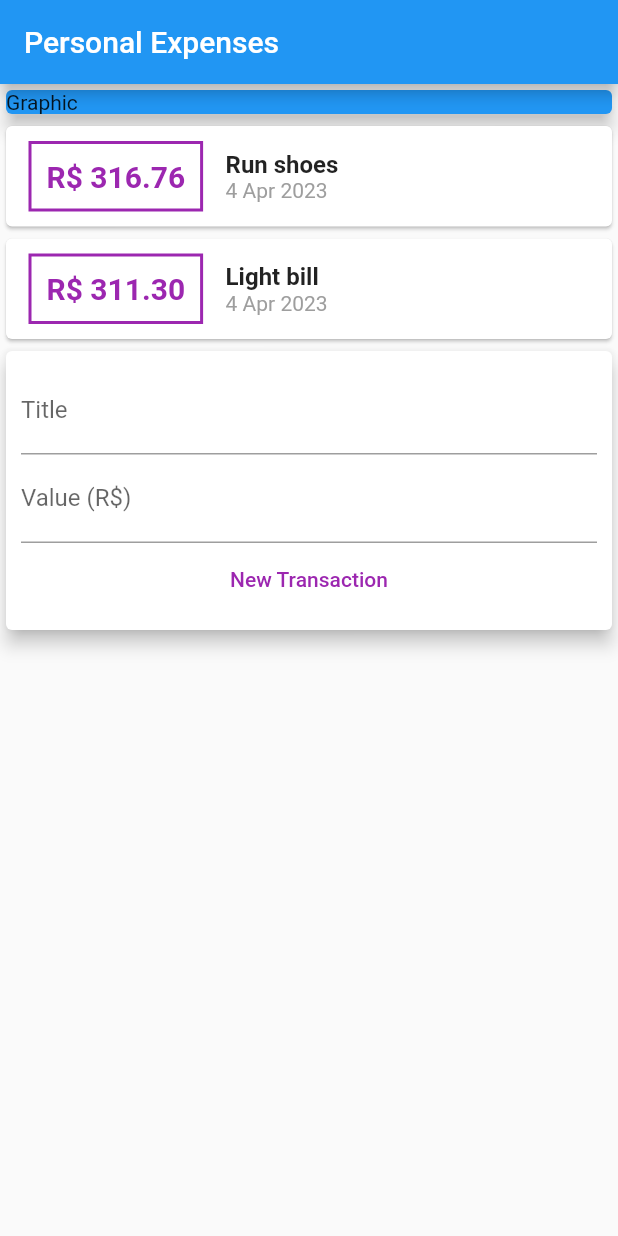
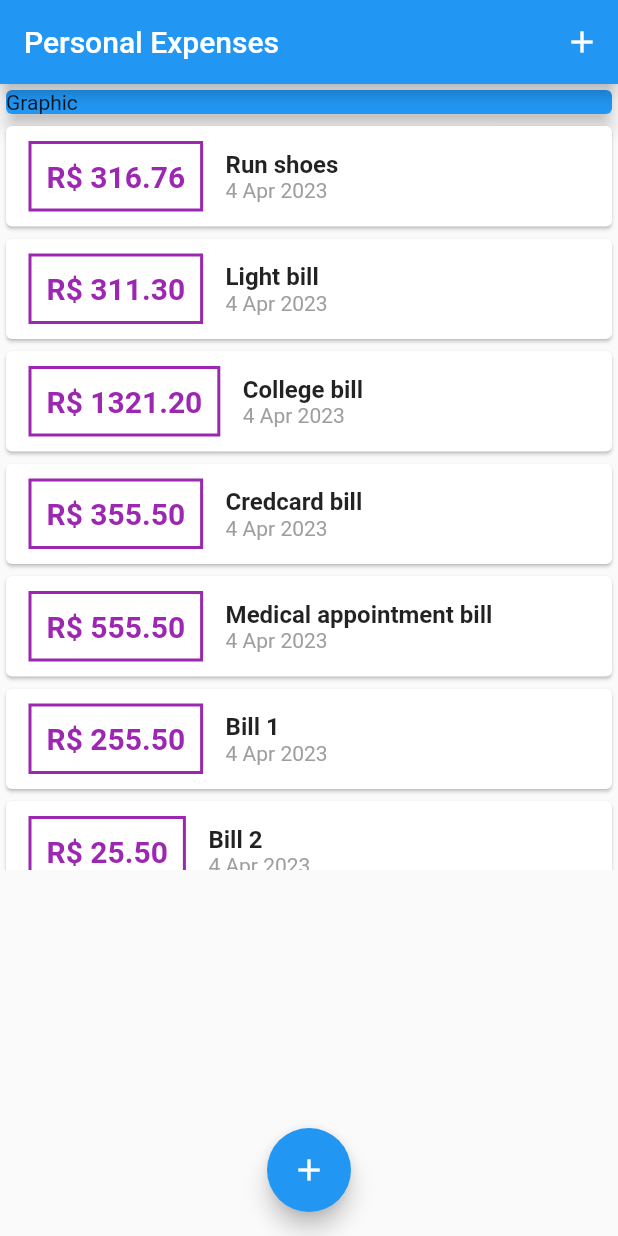
Before and after one commit to PabloCurty/my_expenses, a Flutter app: the screen it shows after launch, on a phone screen of 412 x 824 dp. Run offline on Flutter 3.47's test engine with Material 2 defaults, Android fonts, the phone set to English and light mode, and no system bars.

Commit message:
modal add bill

```diff
--- a/lib/components/transaction_list.dart
+++ b/lib/components/transaction_list.dart
@@ -6,11 +6,14 @@ class TransactionList extends StatelessWidget {
   final List<Transaction> transactions;
   const TransactionList({super.key, required this.transactions});
 
-
   @override
   Widget build(BuildContext context) {
-    return Column(
-            children: transactions.map((e) {
+    return SizedBox(
+      height: 500,
+      child: ListView.builder(
+        itemCount: transactions.length,
+        itemBuilder: (ctx, index) {
+          final e = transactions[index];
           return Card(
             child: Row(
               children: <Widget>[
@@ -55,7 +58,8 @@ class TransactionList extends StatelessWidget {
               ],
             ),
           );
-            }).toList(),
+        },
+      ),
     );
   }
 }
--- a/lib/components/transaction_user.dart
+++ /dev/null
@@ -1,52 +0,0 @@
-import 'dart:math';
-
-import 'package:flutter/material.dart';
-import 'package:my_expenses/models/transaction.dart';
-import 'transaction_form.dart';
-import 'transaction_list.dart';
-
-class TransactionUser extends StatefulWidget {
-  const TransactionUser({super.key});
-
-  @override
-  State<TransactionUser> createState() => _TransactionUserState();
-}
-
-class _TransactionUserState extends State<TransactionUser> {
-  static final List<Transaction> _transactions = [
-    Transaction(
-      id: 't1',
-      title: 'Run shoes',
-      value: 316.76,
-      date: DateTime.now(),
-    ),
-    Transaction(
-      id: 't2',
-      title: 'Light bill',
-      value: 311.30,
-      date: DateTime.now(),
-    ),
-  ];
-
-  _addTransaction(String title, double value) {
-    final newTransaction = Transaction(
-        id: Random().nextDouble().toString(),
-        title: title,
-        value: value,
-        date: DateTime.now());
-
-    setState(() {
-      _transactions.add(newTransaction);
-    });
-  }
-
-  @override
-  Widget build(BuildContext context) {
-    return Column(
-      children: <Widget>[
-        TransactionList(transactions: _transactions),
-        TransactionForm(_addTransaction),
-      ],
-    );
-  }
-}
--- a/lib/main.dart
+++ b/lib/main.dart
@@ -1,5 +1,9 @@
+import 'dart:math';
+
 import 'package:flutter/material.dart';
-import 'package:my_expenses/components/transaction_user.dart';
+import 'package:my_expenses/components/transaction_form.dart';
+import 'components/transaction_list.dart';
+import 'package:my_expenses/models/transaction.dart';
 
 main() => runApp(const MyExpensesApp());
 
@@ -12,15 +16,97 @@ class MyExpensesApp extends StatelessWidget {
   }
 }
 
-class MyHomePage extends StatelessWidget {
+class MyHomePage extends StatefulWidget {
+  const MyHomePage({super.key});
 
-  const MyHomePage({super.key});
+  @override
+  State<MyHomePage> createState() => _MyHomePageState();
+}
+
+class _MyHomePageState extends State<MyHomePage> {
+  static final List<Transaction> _transactions = [
+    Transaction(
+      id: 't1',
+      title: 'Run shoes',
+      value: 316.76,
+      date: DateTime.now(),
+    ),
+    Transaction(
+      id: 't2',
+      title: 'Light bill',
+      value: 311.30,
+      date: DateTime.now(),
+    ),
+    Transaction(
+      id: 't3',
+      title: 'College bill',
+      value: 1321.20,
+      date: DateTime.now(),
+    ),
+    Transaction(
+      id: 't4',
+      title: 'Credcard bill',
+      value: 355.50,
+      date: DateTime.now(),
+    ),
+    Transaction(
+      id: 't5',
+      title: 'Medical appointment bill',
+      value: 555.50,
+      date: DateTime.now(),
+    ),
+    Transaction(
+      id: 't6',
+      title: 'Bill 1',
+      value: 255.50,
+      date: DateTime.now(),
+    ),
+    Transaction(
+      id: 't7',
+      title: 'Bill 2',
+      value: 25.50,
+      date: DateTime.now(),
+    ),
+    Transaction(
+      id: 't8',
+      title: 'Bill 3',
+      value: 256.00,
+      date: DateTime.now(),
+    ),
+  ];
+
+  _addTransaction(String title, double value) {
+    final newTransaction = Transaction(
+        id: Random().nextDouble().toString(),
+        title: title,
+        value: value,
+        date: DateTime.now());
+
+    setState(() {
+      _transactions.add(newTransaction);
+    });
+    Navigator.of(context).pop();
+  }
+
+  _openTransactionFormModal(BuildContext context) {
+    showModalBottomSheet(
+        context: context,
+        builder: (_) {
+          return TransactionForm(_addTransaction);
+        });
+  }
 
   @override
   Widget build(BuildContext context) {
     return Scaffold(
       appBar: AppBar(
         title: const Text('Personal Expenses'),
+        actions: <Widget>[
+          IconButton(
+            onPressed: () => _openTransactionFormModal(context),
+            icon: const Icon(Icons.add),
+          ),
+        ],
       ),
       body: SingleChildScrollView(
         child: Column(
@@ -36,10 +122,15 @@ class MyHomePage extends StatelessWidget {
                 child: Text('Graphic'),
               ),
             ),
-            const TransactionUser(),
+            TransactionList(transactions: _transactions),
           ],
         ),
       ),
+      floatingActionButton: FloatingActionButton(
+        onPressed: () => _openTransactionFormModal(context),
+        child: const Icon(Icons.add),
+      ),
+      floatingActionButtonLocation: FloatingActionButtonLocation.centerFloat,
     );
   }
 }
```
Also changed, not shown: lib/components/transaction_form.dart (+24 -9 lines). Lines whose indentation alone changed are shown as unchanged.
